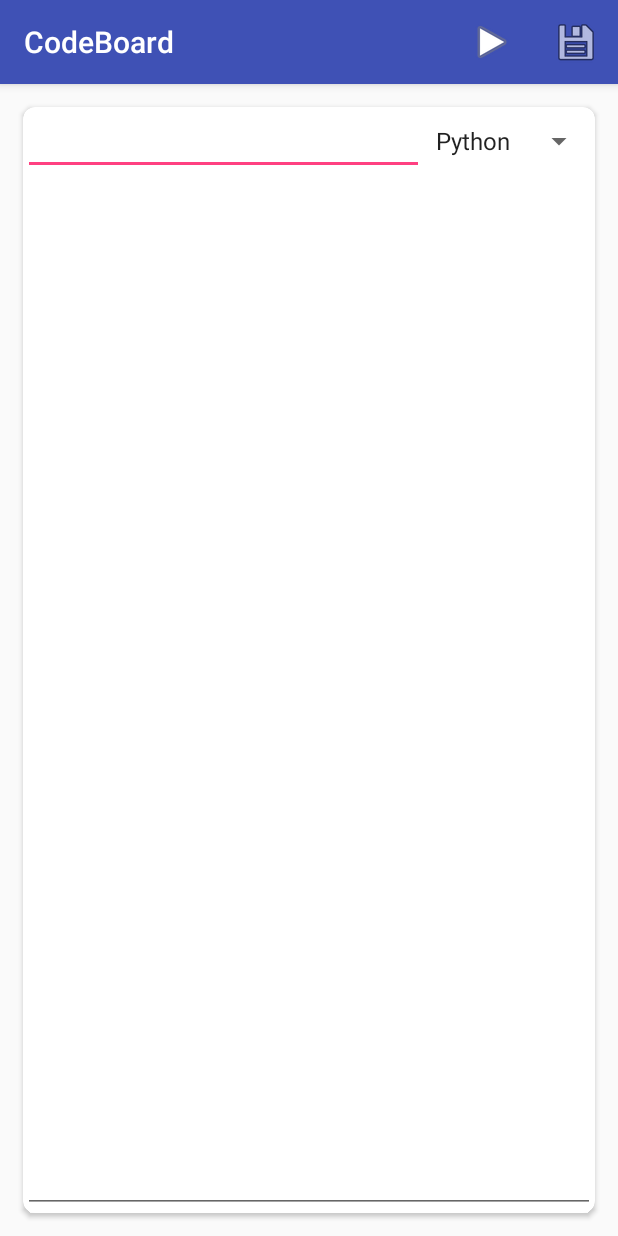
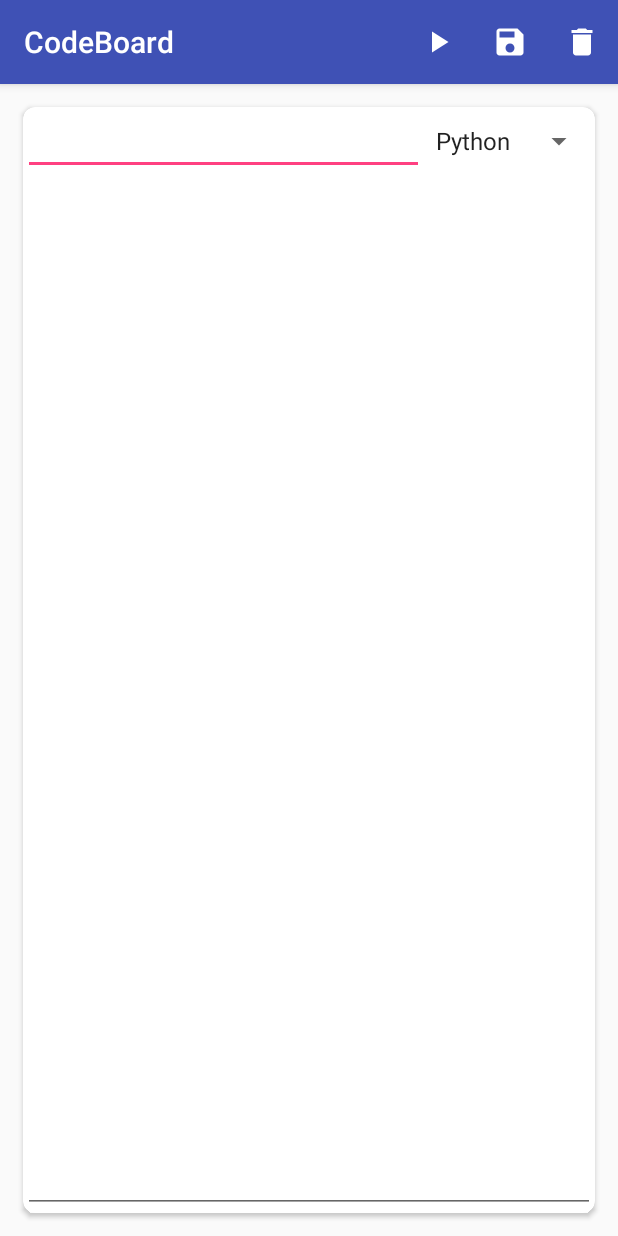
Before and after one commit to dinulade101/CodeBoard, an Android app: the CodeEditorActivity screen opened directly, with no data from a screen before it, on a phone screen of 412 x 824 dp. Run offline under Robolectric (Android 15) with nearby library versions, the phone set to English and light mode, and no system bars; our stand-ins replace Volley; 1 statement that could not run was skipped.

Commit message:
Updated image assets.

```diff
--- a/Android/app/src/main/java/com/codeboard/htn/codeboard/editor/CodeEditorActivity.java
+++ b/Android/app/src/main/java/com/codeboard/htn/codeboard/editor/CodeEditorActivity.java
@@ -75,7 +75,7 @@ public class CodeEditorActivity extends AppCompatActivity {
         scriptName.setText(script.getName());
         scriptText = bundle.getString(Script.SCRIPT_KEY);
         editText.setText(scriptText != null ? scriptText : "");
-        output = (TextView) findViewById(R.id.outputTV);
+        output = findViewById(R.id.outputTV);
 
         Typeface codeFont = Typeface.createFromAsset(getAssets(),"fonts/cmuntt.ttf");
         editText.setTypeface(codeFont);
@@ -92,7 +92,7 @@ public class CodeEditorActivity extends AppCompatActivity {
         return true;
     }
     public void onExecuteClick(View v){
-        Log.d("help","teest");
+        Log.d("help","test");
         Toast.makeText(getApplicationContext(),"Sending Code",Toast.LENGTH_LONG).show();
 
     }
--- a/Android/app/src/main/java/com/codeboard/htn/codeboard/editor/CodeExecutor.java
+++ b/Android/app/src/main/java/com/codeboard/htn/codeboard/editor/CodeExecutor.java
@@ -1,4 +1,6 @@
 package com.codeboard.htn.codeboard.editor;
 
 public interface CodeExecutor {
+
+
 }
--- /dev/null
+++ b/Android/app/src/main/res/drawable/ic_check_white_24dp.xml
@@ -0,0 +1,5 @@
+<vector android:height="24dp" android:tint="#FFFFFF"
+    android:viewportHeight="24.0" android:viewportWidth="24.0"
+    android:width="24dp" xmlns:android="http://schemas.android.com/apk/res/android">
+    <path android:fillColor="#FF000000" android:pathData="M9,16.17L4.83,12l-1.42,1.41L9,19 21,7l-1.41,-1.41z"/>
+</vector>
--- /dev/null
+++ b/Android/app/src/main/res/drawable/ic_delete_white_24dp.xml
@@ -0,0 +1,5 @@
+<vector android:height="24dp" android:tint="#FFFFFF"
+    android:viewportHeight="24.0" android:viewportWidth="24.0"
+    android:width="24dp" xmlns:android="http://schemas.android.com/apk/res/android">
+    <path android:fillColor="#FF000000" android:pathData="M6,19c0,1.1 0.9,2 2,2h8c1.1,0 2,-0.9 2,-2V7H6v12zM19,4h-3.5l-1,-1h-5l-1,1H5v2h14V4z"/>
+</vector>
--- /dev/null
+++ b/Android/app/src/main/res/drawable/ic_photo_camera_white_24dp.xml
@@ -0,0 +1,6 @@
+<vector android:height="24dp" android:tint="#FFFFFF"
+    android:viewportHeight="24.0" android:viewportWidth="24.0"
+    android:width="24dp" xmlns:android="http://schemas.android.com/apk/res/android">
+    <path android:fillColor="#FF000000" android:pathData="M12,12m-3.2,0a3.2,3.2 0,1 1,6.4 0a3.2,3.2 0,1 1,-6.4 0"/>
+    <path android:fillColor="#FF000000" android:pathData="M9,2L7.17,4L4,4c-1.1,0 -2,0.9 -2,2v12c0,1.1 0.9,2 2,2h16c1.1,0 2,-0.9 2,-2L22,6c0,-1.1 -0.9,-2 -2,-2h-3.17L15,2L9,2zM12,17c-2.76,0 -5,-2.24 -5,-5s2.24,-5 5,-5 5,2.24 5,5 -2.24,5 -5,5z"/>
+</vector>
--- /dev/null
+++ b/Android/app/src/main/res/drawable/ic_play_arrow_white_24dp.xml
@@ -0,0 +1,5 @@
+<vector android:height="24dp" android:tint="#FFFFFF"
+    android:viewportHeight="24.0" android:viewportWidth="24.0"
+    android:width="24dp" xmlns:android="http://schemas.android.com/apk/res/android">
+    <path android:fillColor="#FF000000" android:pathData="M8,5v14l11,-7z"/>
+</vector>
--- /dev/null
+++ b/Android/app/src/main/res/drawable/ic_save_white_24dp.xml
@@ -0,0 +1,5 @@
+<vector android:height="24dp" android:tint="#FFFFFF"
+    android:viewportHeight="24.0" android:viewportWidth="24.0"
+    android:width="24dp" xmlns:android="http://schemas.android.com/apk/res/android">
+    <path android:fillColor="#FF000000" android:pathData="M17,3L5,3c-1.11,0 -2,0.9 -2,2v14c0,1.1 0.89,2 2,2h14c1.1,0 2,-0.9 2,-2L21,7l-4,-4zM12,19c-1.66,0 -3,-1.34 -3,-3s1.34,-3 3,-3 3,1.34 3,3 -1.34,3 -3,3zM15,9L5,9L5,5h10v4z"/>
+</vector>
--- a/Android/app/src/main/res/layout/activity_script_explorer.xml
+++ b/Android/app/src/main/res/layout/activity_script_explorer.xml
@@ -26,7 +26,7 @@
         android:layout_height="wrap_content"
         android:layout_marginBottom="16dp"
         android:layout_marginRight="16dp"
-        android:src="@android:drawable/ic_menu_camera"
+        android:src="@drawable/ic_photo_camera_white_24dp"
         android:tint="@android:color/white"
         app:fabSize="normal"
         app:layout_constraintBottom_toBottomOf="parent"
--- a/Android/app/src/main/res/layout/capture_snippet.xml
+++ b/Android/app/src/main/res/layout/capture_snippet.xml
@@ -2,6 +2,7 @@
 
 <android.support.constraint.ConstraintLayout xmlns:android="http://schemas.android.com/apk/res/android"
     xmlns:app="http://schemas.android.com/apk/res-auto"
+    xmlns:tools="http://schemas.android.com/tools"
     android:layout_width="match_parent"
     android:layout_height="match_parent"
     android:orientation="vertical"
@@ -35,11 +36,12 @@
 
     <android.support.design.widget.FloatingActionButton
         android:id="@+id/translationAccept"
-        srcCompat="@drawable/check_mark_white"
         android:layout_width="wrap_content"
         android:layout_height="wrap_content"
         android:layout_marginBottom="16dp"
         android:layout_marginRight="16dp"
+        android:src="@drawable/ic_check_white_24dp"
+        android:tint="@android:color/white"
         app:fabSize="normal"
         app:layout_constraintBottom_toBottomOf="parent"
         app:layout_constraintRight_toRightOf="parent" />
--- a/Android/app/src/main/res/menu/menu_code_editor.xml
+++ b/Android/app/src/main/res/menu/menu_code_editor.xml
@@ -4,12 +4,18 @@
     tools:context="com.codeboard.htn.codeboard.explorer.ScriptExplorerActivity">
     <item
         android:id="@+id/execute_code"
-        android:icon="@android:drawable/ic_media_play"
+        android:icon="@drawable/ic_play_arrow_white_24dp"
         android:title="Item"
         app:showAsAction="always" />
     <item
         android:id="@+id/save_code"
-        android:icon="@android:drawable/ic_menu_save"
+        android:icon="@drawable/ic_save_white_24dp"
+        android:title="Save"
+        app:showAsAction="always" />
+
+    <item
+        android:id="@+id/deleteBtn"
+        android:icon="@drawable/ic_delete_white_24dp"
         android:title="Save"
         app:showAsAction="always" />
 </menu>
```
Also changed, not shown: Android/app/src/main/res/drawable-hdpi/check_mark_white.png, Android/app/src/main/res/drawable-mdpi/check_mark_white.png, Android/app/src/main/res/drawable-xhdpi/check_mark_white.png, Android/app/src/main/res/drawable-xxhdpi/check_mark_white.png.
